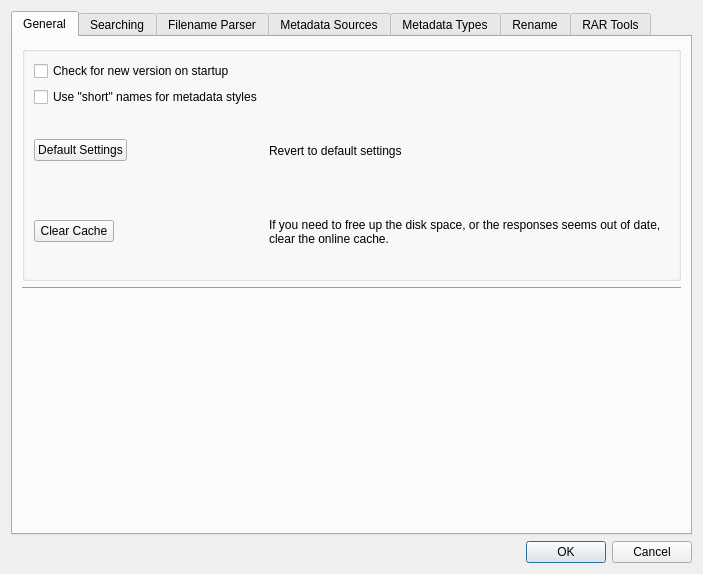
This is comictaggerlib/ui/settingswindow.ui in comictagger/comictagger as Qt 5 draws it before an edit. The edited form follows.
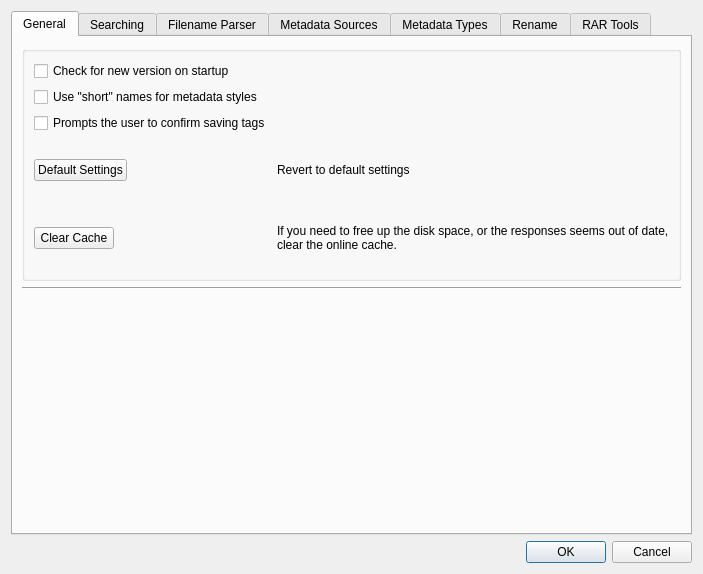
This is the edited form.

Commit message: Add an option to disable prompt on save Fixes #422

Diff of the .ui file:
```diff
--- a/comictaggerlib/ui/settingswindow.ui
+++ b/comictaggerlib/ui/settingswindow.ui
@@ -41,64 +41,6 @@
             <string/>
            </property>
            <layout class="QGridLayout" name="gridLayout_4">
-            <item row="2" column="0">
-             <widget class="QPushButton" name="btnResetSettings">
-              <property name="sizePolicy">
-               <sizepolicy hsizetype="Maximum" vsizetype="Fixed">
-                <horstretch>0</horstretch>
-                <verstretch>0</verstretch>
-               </sizepolicy>
-              </property>
-              <property name="text">
-               <string>Default Settings</string>
-              </property>
-             </widget>
-            </item>
-            <item row="3" column="0">
-             <widget class="QPushButton" name="btnClearCache">
-              <property name="sizePolicy">
-               <sizepolicy hsizetype="Maximum" vsizetype="Fixed">
-                <horstretch>0</horstretch>
-                <verstretch>0</verstretch>
-               </sizepolicy>
-              </property>
-              <property name="text">
-               <string>Clear Cache</string>
-              </property>
-             </widget>
-            </item>
-            <item row="3" column="1">
-             <widget class="QLabel" name="label_2">
-              <property name="sizePolicy">
-               <sizepolicy hsizetype="Expanding" vsizetype="Expanding">
-                <horstretch>0</horstretch>
-                <verstretch>0</verstretch>
-               </sizepolicy>
-              </property>
-              <property name="text">
-               <string>If you need to free up the disk space, or the responses seems out of date, clear the online cache.</string>
-              </property>
-              <property name="wordWrap">
-               <bool>true</bool>
-              </property>
-             </widget>
-            </item>
-            <item row="2" column="1">
-             <widget class="QLabel" name="lblDefaultSettings">
-              <property name="sizePolicy">
-               <sizepolicy hsizetype="Expanding" vsizetype="Expanding">
-                <horstretch>0</horstretch>
-                <verstretch>0</verstretch>
-               </sizepolicy>
-              </property>
-              <property name="text">
-               <string>Revert to default settings</string>
-              </property>
-              <property name="wordWrap">
-               <bool>true</bool>
-              </property>
-             </widget>
-            </item>
             <item row="0" column="0" colspan="2">
              <widget class="QCheckBox" name="cbxCheckForNewVersion">
               <property name="text">
@@ -116,6 +58,71 @@
               </property>
              </widget>
             </item>
+            <item row="3" column="0">
+             <widget class="QPushButton" name="btnResetSettings">
+              <property name="sizePolicy">
+               <sizepolicy hsizetype="Maximum" vsizetype="Fixed">
+                <horstretch>0</horstretch>
+                <verstretch>0</verstretch>
+               </sizepolicy>
+              </property>
+              <property name="text">
+               <string>Default Settings</string>
+              </property>
+             </widget>
+            </item>
+            <item row="4" column="0">
+             <widget class="QPushButton" name="btnClearCache">
+              <property name="sizePolicy">
+               <sizepolicy hsizetype="Maximum" vsizetype="Fixed">
+                <horstretch>0</horstretch>
+                <verstretch>0</verstretch>
+               </sizepolicy>
+              </property>
+              <property name="text">
+               <string>Clear Cache</string>
+              </property>
+             </widget>
+            </item>
+            <item row="3" column="1">
+             <widget class="QLabel" name="lblDefaultSettings">
+              <property name="sizePolicy">
+               <sizepolicy hsizetype="Expanding" vsizetype="Expanding">
+                <horstretch>0</horstretch>
+                <verstretch>0</verstretch>
+               </sizepolicy>
+              </property>
+              <property name="text">
+               <string>Revert to default settings</string>
+              </property>
+              <property name="wordWrap">
+               <bool>true</bool>
+              </property>
+             </widget>
+            </item>
+            <item row="4" column="1">
+             <widget class="QLabel" name="label_2">
+              <property name="sizePolicy">
+               <sizepolicy hsizetype="Expanding" vsizetype="Expanding">
+                <horstretch>0</horstretch>
+                <verstretch>0</verstretch>
+               </sizepolicy>
+              </property>
+              <property name="text">
+               <string>If you need to free up the disk space, or the responses seems out of date, clear the online cache.</string>
+              </property>
+              <property name="wordWrap">
+               <bool>true</bool>
+              </property>
+             </widget>
+            </item>
+            <item row="2" column="0">
+             <widget class="QCheckBox" name="cbxPromptOnSave">
+              <property name="text">
+               <string>Prompts the user to confirm saving tags</string>
+              </property>
+             </widget>
+            </item>
            </layout>
           </widget>
          </item>
```
The commit also changes 3 other files.
